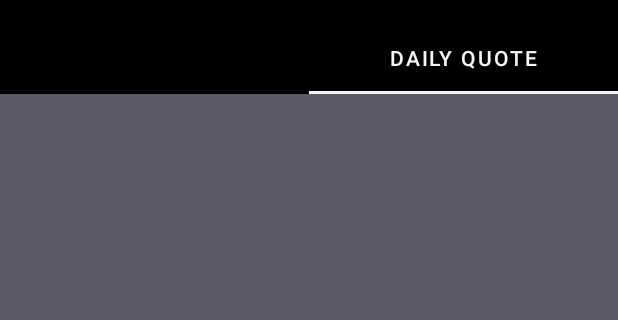
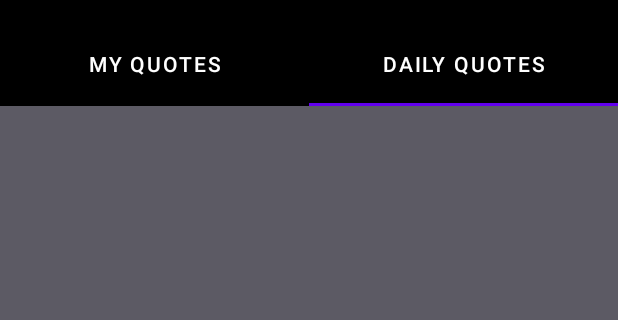
Before and after one commit to alexandar004/Smart-Daily, an Android app: the screen it shows after launch (MainActivity), tab 2 chosen, on a phone screen of 412 x 824 dp, the part 62-382 px from its top. Run offline under Robolectric (Android 15) with nearby library versions, the phone set to English and light mode, and no system bars; our stand-ins replace data binding; network calls fail; 1 statement that could not run was skipped.

Commit message:
add refresh function

```diff
--- a/DailySmarts/app/src/main/AndroidManifest.xml
+++ b/DailySmarts/app/src/main/AndroidManifest.xml
@@ -1,6 +1,8 @@
 <?xml version="1.0" encoding="utf-8"?>
 <manifest xmlns:android="http://schemas.android.com/apk/res/android"
     package="com.example.dailysmarts">
+
+    <uses-permission android:name="android.permission.INTERNET" />
 
     <application
         android:allowBackup="true"
--- /dev/null
+++ b/DailySmarts/app/src/main/java/com/example/dailysmarts/Adapters/FragmentsAdapter.kt
@@ -0,0 +1,26 @@
+package com.example.dailysmarts.adapters
+
+import android.content.Context
+import androidx.fragment.app.Fragment
+import androidx.fragment.app.FragmentManager
+import androidx.fragment.app.FragmentPagerAdapter
+import com.example.dailysmarts.fragments.MyQuotesFragment
+import com.example.dailysmarts.fragments.ViewDailyQuotesFragment
+
+class FragmentsAdapter(var context: Context, fragmentManager: FragmentManager, var tabs: Int) :
+    FragmentPagerAdapter(fragmentManager) {
+
+    override fun getItem(position: Int): Fragment {
+        return when (position) {
+            0 -> {
+                MyQuotesFragment()
+            }
+            1 -> {
+                ViewDailyQuotesFragment()
+            }
+            else -> getItem(position)
+        }
+    }
+
+    override fun getCount() = tabs
+}
--- /dev/null
+++ b/DailySmarts/app/src/main/java/com/example/dailysmarts/Api/ApiService.kt
@@ -0,0 +1,10 @@
+package com.example.dailysmarts.api
+
+import retrofit2.Call
+import retrofit2.http.GET
+import retrofit2.http.Query
+
+interface ApiService {
+    @GET("/api/1.0/?method=getQuote&format=json")
+    fun getQuote(@Query("lang") language: String): Call<Quote>
+}
--- /dev/null
+++ b/DailySmarts/app/src/main/java/com/example/dailysmarts/Api/QuoteRetriever.kt
@@ -0,0 +1,24 @@
+package com.example.dailysmarts.api
+
+import com.example.dailysmarts.Constant.Companion.BASE_URL
+import retrofit2.Retrofit
+import retrofit2.converter.gson.GsonConverterFactory
+
+
+object QuoteRetriever {
+
+    private val retrofit = Retrofit
+        .Builder()
+        .baseUrl(BASE_URL)
+        .addConverterFactory(GsonConverterFactory.create())
+        .build()
+
+    private val apiService: ApiService by lazy {
+        retrofit.create(ApiService::class.java)
+    }
+
+
+    fun getQuote(language: String): Quote? {
+        return apiService.getQuote(language).execute().body()
+    }
+}
--- a/DailySmarts/app/src/main/java/com/example/dailysmarts/MainActivity.kt
+++ b/DailySmarts/app/src/main/java/com/example/dailysmarts/MainActivity.kt
@@ -3,21 +3,52 @@ package com.example.dailysmarts
 import android.os.Bundle
 import android.view.Menu
 import androidx.appcompat.app.AppCompatActivity
+import androidx.viewpager.widget.ViewPager
+import com.example.dailysmarts.adapters.FragmentsAdapter
 import com.example.dailysmarts.databinding.ActivityMainBinding
+import com.google.android.material.tabs.TabLayout
 
 class MainActivity : AppCompatActivity() {
 
     private lateinit var binding: ActivityMainBinding
+    private lateinit var tabLayout: TabLayout
+    private lateinit var pager: ViewPager
 
     override fun onCreate(savedInstanceState: Bundle?) {
         super.onCreate(savedInstanceState)
-        setContentView(R.layout.activity_main)
+        binding = ActivityMainBinding.inflate(layoutInflater)
+        setContentView(binding.root)
 
         supportActionBar?.hide()
+
+        setTabs()
     }
 
     override fun onCreateOptionsMenu(menu: Menu?): Boolean {
         menuInflater.inflate(R.menu.toolbar, menu)
         return true
     }
+
+    private fun setTabs() {
+        tabLayout = binding.tabLayout
+        pager = binding.pager
+
+        tabLayout.addTab(tabLayout.newTab().setText("My Quotes"))
+        tabLayout.addTab(tabLayout.newTab().setText("Daily Quotes"))
+        tabLayout.tabGravity = TabLayout.GRAVITY_FILL
+
+        val pagerAdapter = FragmentsAdapter(this, supportFragmentManager, tabLayout.tabCount)
+        pager.adapter = pagerAdapter
+        pager.addOnPageChangeListener(TabLayout.TabLayoutOnPageChangeListener(tabLayout))
+        tabLayout.addOnTabSelectedListener(object : TabLayout.OnTabSelectedListener{
+            override fun onTabSelected(tab: TabLayout.Tab?) {
+                pager.currentItem = tab!!.position
+            }
+
+            override fun onTabUnselected(tab: TabLayout.Tab?) {}
+
+            override fun onTabReselected(tab: TabLayout.Tab?) {}
+
+        })
+    }
 }
--- /dev/null
+++ b/DailySmarts/app/src/main/java/com/example/dailysmarts/fragments/MyQuotesFragment.kt
@@ -0,0 +1,22 @@
+package com.example.dailysmarts.fragments
+
+import android.os.Bundle
+import android.view.LayoutInflater
+import android.view.View
+import android.view.ViewGroup
+import androidx.fragment.app.Fragment
+import com.example.dailysmarts.databinding.FragmentMyQuotesBinding
+
+class MyQuotesFragment : Fragment() {
+
+    private lateinit var binding: FragmentMyQuotesBinding
+
+    override fun onCreateView(
+        inflater: LayoutInflater, container: ViewGroup?,
+        savedInstanceState: Bundle?,
+    ): View? {
+        binding = FragmentMyQuotesBinding.inflate(inflater, container, false)
+        // Inflate the layout for this fragment
+        return binding.root
+    }
+}
--- /dev/null
+++ b/DailySmarts/app/src/main/java/com/example/dailysmarts/fragments/ViewDailyQuotesFragment.kt
@@ -0,0 +1,74 @@
+package com.example.dailysmarts.fragments
+
+import android.os.Bundle
+import android.view.LayoutInflater
+import android.view.View
+import android.view.ViewGroup
+import android.widget.TextView
+import androidx.fragment.app.Fragment
+import androidx.lifecycle.ViewModelProvider
+import androidx.recyclerview.widget.LinearLayoutManager
+import androidx.recyclerview.widget.RecyclerView
+import com.example.dailysmarts.adapters.QuoteAdapter
+import com.example.dailysmarts.api.Quote
+import com.example.dailysmarts.databinding.FragmentViewDailyQuotesBinding
+import com.example.dailysmarts.viewModels.QuoteViewModel
+
+class ViewDailyQuotesFragment : Fragment() {
+
+    private lateinit var binding: FragmentViewDailyQuotesBinding
+    private lateinit var quoteViewModel: QuoteViewModel
+    private lateinit var recyclerView: RecyclerView
+    private lateinit var adapter: QuoteAdapter
+    private lateinit var quoteText: TextView
+
+    override fun onCreateView(
+        inflater: LayoutInflater, container: ViewGroup?,
+        savedInstanceState: Bundle?,
+    ): View? {
+        binding = FragmentViewDailyQuotesBinding.inflate(inflater, container, false)
+        quoteText = binding.quoteText
+
+        fetchQuote()
+        getNewQuote()
+        setRecyclerView()
+
+        return binding.root
+    }
+
+
+    private fun fetchQuote() {
+        quoteViewModel = ViewModelProvider(this)[QuoteViewModel::class.java]
+        val enLang = "en"
+        val ruLang = "ru"
+        var mainLang = ""
+//        ru.seton{
+//            mainLang = ruLang
+//        }
+        quoteViewModel.getQuote(enLang) // Взимаш въпроса
+        quoteViewModel.quoteData.observe(viewLifecycleOwner) { quote -> // Обхождаш livedata-та;  quote.quoteAuthor
+            //            refreshSwipe.isRefreshing = false
+            quoteText.text = quote.quoteText
+            val currentQuote = Quote(quoteText = quote.quoteText,
+                quoteAuthor = quote.quoteAuthor,
+                senderName = quote.senderName,
+                senderLink = quote.senderLink,
+                quoteLink = quote.quoteLink)
+
+            adapter = QuoteAdapter(currentQuote)
+            recyclerView.adapter = adapter
+
+        }
+    }
+
+    private fun setRecyclerView() {
+        recyclerView = binding.recycleView
+        recyclerView.layoutManager = LinearLayoutManager(this.context)
+    }
+
+    private fun getNewQuote() {
+        binding.refreshSwipe.setOnRefreshListener {
+            fetchQuote()
+        }
+    }
+}
--- /dev/null
+++ b/DailySmarts/app/src/main/java/com/example/dailysmarts/viewModels/QuoteViewModel.kt
@@ -0,0 +1,25 @@
+package com.example.dailysmarts.viewModels
+
+import androidx.lifecycle.LiveData
+import androidx.lifecycle.MutableLiveData
+import androidx.lifecycle.ViewModel
+import androidx.lifecycle.viewModelScope
+import com.example.dailysmarts.api.Quote
+import com.example.dailysmarts.api.QuoteRetriever
+import kotlinx.coroutines.Dispatchers
+import kotlinx.coroutines.launch
+
+class QuoteViewModel: ViewModel() {
+
+    private val service = QuoteRetriever
+    private val _quoteData = MutableLiveData<Quote>()
+    val quoteData: LiveData<Quote> = _quoteData // Взима стойността на _quoteData
+
+    fun getQuote(language: String){
+        viewModelScope.launch(Dispatchers.IO) {
+            val quote = service.getQuote(language) // Взима нов въпрос
+
+            _quoteData.postValue(quote!!) //Вкарва въпроса в _quoteData
+        }
+    }
+}
--- /dev/null
+++ b/DailySmarts/app/src/main/res/drawable/ic_baseline_favorite_border_24.xml
@@ -0,0 +1,5 @@
+<vector android:height="48dp" android:tint="#347529"
+    android:viewportHeight="24" android:viewportWidth="24"
+    android:width="48dp" xmlns:android="http://schemas.android.com/apk/res/android">
+    <path android:fillColor="@android:color/white" android:pathData="M16.5,3c-1.74,0 -3.41,0.81 -4.5,2.09C10.91,3.81 9.24,3 7.5,3 4.42,3 2,5.42 2,8.5c0,3.78 3.4,6.86 8.55,11.54L12,21.35l1.45,-1.32C18.6,15.36 22,12.28 22,8.5 22,5.42 19.58,3 16.5,3zM12.1,18.55l-0.1,0.1 -0.1,-0.1C7.14,14.24 4,11.39 4,8.5 4,6.5 5.5,5 7.5,5c1.54,0 3.04,0.99 3.57,2.36h1.87C13.46,5.99 14.96,5 16.5,5c2,0 3.5,1.5 3.5,3.5 0,2.89 -3.14,5.74 -7.9,10.05z"/>
+</vector>
--- /dev/null
+++ b/DailySmarts/app/src/main/res/drawable/ic_baseline_share_24.xml
@@ -0,0 +1,5 @@
+<vector android:height="48dp" android:tint="#295775"
+    android:viewportHeight="24" android:viewportWidth="24"
+    android:width="48dp" xmlns:android="http://schemas.android.com/apk/res/android">
+    <path android:fillColor="@android:color/white" android:pathData="M18,16.08c-0.76,0 -1.44,0.3 -1.96,0.77L8.91,12.7c0.05,-0.23 0.09,-0.46 0.09,-0.7s-0.04,-0.47 -0.09,-0.7l7.05,-4.11c0.54,0.5 1.25,0.81 2.04,0.81 1.66,0 3,-1.34 3,-3s-1.34,-3 -3,-3 -3,1.34 -3,3c0,0.24 0.04,0.47 0.09,0.7L8.04,9.81C7.5,9.31 6.79,9 6,9c-1.66,0 -3,1.34 -3,3s1.34,3 3,3c0.79,0 1.5,-0.31 2.04,-0.81l7.12,4.16c-0.05,0.21 -0.08,0.43 -0.08,0.65 0,1.61 1.31,2.92 2.92,2.92 1.61,0 2.92,-1.31 2.92,-2.92s-1.31,-2.92 -2.92,-2.92z"/>
+</vector>
--- a/DailySmarts/app/src/main/res/layout/activity_main.xml
+++ b/DailySmarts/app/src/main/res/layout/activity_main.xml
@@ -1,10 +1,13 @@
 <?xml version="1.0" encoding="utf-8"?>
+<layout>
+
     <androidx.constraintlayout.widget.ConstraintLayout xmlns:android="http://schemas.android.com/apk/res/android"
         xmlns:app="http://schemas.android.com/apk/res-auto"
         xmlns:tools="http://schemas.android.com/tools"
         android:layout_width="match_parent"
         android:layout_height="match_parent"
         android:background="@color/gray"
+        android:orientation="vertical"
         tools:context=".MainActivity">
 
         <androidx.appcompat.widget.Toolbar
@@ -18,22 +21,26 @@
             app:titleTextColor="@color/white" />
 
         <com.google.android.material.tabs.TabLayout
+            android:id="@+id/tabLayout"
             android:layout_width="match_parent"
-        android:layout_height="wrap_content"
+            android:layout_height="?android:attr/actionBarSize"
             android:background="@color/black"
-        android:theme="@style/ToolbarTheme"
-        app:layout_constraintTop_toBottomOf="@+id/toolbar">
+            app:layout_constraintLeft_toLeftOf="parent"
+            app:layout_constraintRight_toRightOf="parent"
+            app:layout_constraintTop_toBottomOf="@+id/toolbar"
+            app:tabTextColor="@color/white" />
 
-        <com.google.android.material.tabs.TabItem
-            android:layout_width="wrap_content"
-            android:layout_height="wrap_content"
-            android:text="@string/daily_quote" />
 
-        <com.google.android.material.tabs.TabItem
-            android:layout_width="wrap_content"
-            android:layout_height="wrap_content"
-            android:text="@string/daily_quote" />
+        <androidx.viewpager.widget.ViewPager
+            android:id="@+id/pager"
+            android:layout_width="0dp"
+            android:layout_height="0dp"
+            app:layout_constraintBottom_toBottomOf="parent"
+            app:layout_constraintLeft_toLeftOf="parent"
+            app:layout_constraintRight_toRightOf="parent"
+            app:layout_constraintTop_toBottomOf="@+id/tabLayout" />
 
-    </com.google.android.material.tabs.TabLayout>
 
     </androidx.constraintlayout.widget.ConstraintLayout>
+
+</layout>
--- /dev/null
+++ b/DailySmarts/app/src/main/res/layout/fragment_view_daily_quotes.xml
@@ -0,0 +1,37 @@
+<?xml version="1.0" encoding="utf-8"?>
+<layout xmlns:app="http://schemas.android.com/apk/res-auto">
+
+    <androidx.constraintlayout.widget.ConstraintLayout xmlns:android="http://schemas.android.com/apk/res/android"
+        xmlns:tools="http://schemas.android.com/tools"
+        android:layout_width="match_parent"
+        android:layout_height="match_parent"
+        android:background="@color/gray"
+        tools:context=".fragments.ViewDailyQuotesFragment">
+
+        <TextView
+            android:id="@+id/quoteText"
+            android:layout_width="wrap_content"
+            android:layout_height="wrap_content"
+            android:gravity="center"
+            app:layout_constraintBottom_toBottomOf="parent"
+            app:layout_constraintLeft_toLeftOf="parent"
+            app:layout_constraintRight_toRightOf="parent"
+            app:layout_constraintTop_toTopOf="parent" />
+
+        <androidx.swiperefreshlayout.widget.SwipeRefreshLayout
+            android:id="@+id/refreshSwipe"
+            android:layout_width="match_parent"
+            android:layout_height="match_parent">
+
+            <androidx.recyclerview.widget.RecyclerView
+                android:id="@+id/recycleView"
+                android:layout_width="match_parent"
+                android:layout_height="wrap_content"
+                android:layout_marginTop="@dimen/size12"
+                app:layout_constraintTop_toTopOf="parent"
+                tools:listitem="@layout/view_daily_quote_item" />
+
+        </androidx.swiperefreshlayout.widget.SwipeRefreshLayout>
+
+    </androidx.constraintlayout.widget.ConstraintLayout>
+</layout>
```
Also changed, not shown: DailySmarts/app/build.gradle (+28 -4 lines), DailySmarts/app/src/main/java/com/example/dailysmarts/Adapters/QuoteAdapter.kt (added, +34 -0 lines), DailySmarts/app/src/main/java/com/example/dailysmarts/Api/Quote.kt (added, +9 -0 lines), DailySmarts/app/src/main/java/com/example/dailysmarts/Constant.kt (added, +9 -0 lines), DailySmarts/app/src/main/res/drawable/rounded_courner.xml (added, +9 -0 lines), DailySmarts/app/src/main/res/layout/fragment_my_quotes.xml (added, +16 -0 lines), DailySmarts/app/src/main/res/layout/view_daily_quote_item.xml (added, +54 -0 lines), DailySmarts/app/src/main/res/values/strings.xml (+8 -0 lines). Lines whose indentation alone changed are shown as unchanged.
